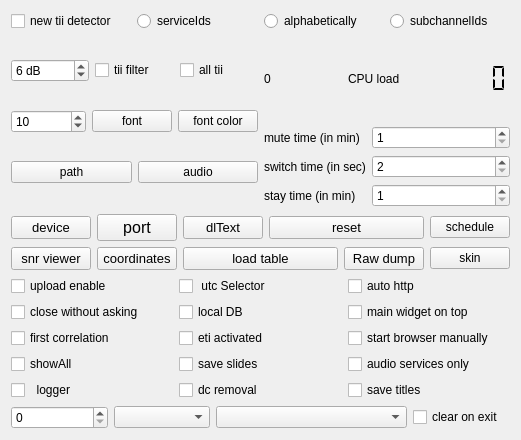
JvanKatwijk/qt-dab, file sources/main/forms-v7/config-helper.ui: the form before one commit.
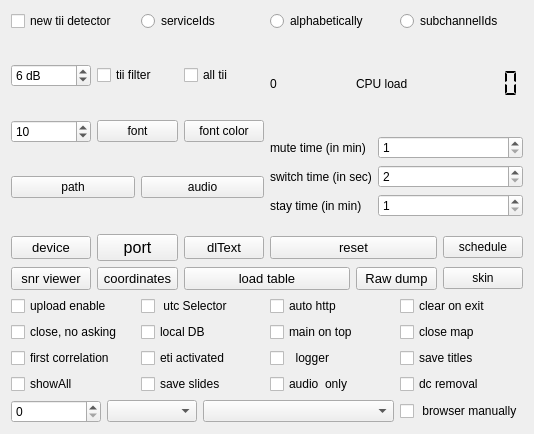
The form after the commit. Custom widgets are drawn as their Qt base class.

Commit message: experimental close of map

```diff
--- a/sources/main/forms-v7/config-helper.ui
+++ b/sources/main/forms-v7/config-helper.ui
@@ -6,8 +6,8 @@
    <rect>
     <x>0</x>
     <y>0</y>
-    <width>521</width>
-    <height>440</height>
+    <width>534</width>
+    <height>434</height>
    </rect>
   </property>
   <property name="windowTitle">
@@ -490,13 +490,20 @@
        </property>
       </widget>
      </item>
+     <item row="0" column="3">
+      <widget class="QCheckBox" name="clearScanList_selector">
+       <property name="text">
+        <string>clear on exit</string>
+       </property>
+      </widget>
+     </item>
      <item row="1" column="0">
       <widget class="QCheckBox" name="closeDirect_selector">
        <property name="toolTip">
         <string>&lt;html&gt;&lt;head/&gt;&lt;body&gt;&lt;p&gt;If you are bored with the explicit request to stop, touch this one, and stopping is direct&lt;/p&gt;&lt;/body&gt;&lt;/html&gt;</string>
        </property>
        <property name="text">
-        <string>close without asking</string>
+        <string>close, no asking</string>
        </property>
       </widget>
      </item>
@@ -516,7 +523,17 @@
         <string>&lt;html&gt;&lt;head/&gt;&lt;body&gt;&lt;p&gt;Set in the configuration whether or not the main widget should ALWAYS be op top. Note that setting will be applied the next time the program will start.&lt;/p&gt;&lt;p&gt;Note further that in Windows a problem may occur: a warning message might be invisible, hidden by the main widget op top.&lt;/p&gt;&lt;/body&gt;&lt;/html&gt;</string>
        </property>
        <property name="text">
-        <string>main widget on top</string>
+        <string>main on top</string>
+       </property>
+      </widget>
+     </item>
+     <item row="1" column="3">
+      <widget class="QCheckBox" name="close_mapHandler">
+       <property name="toolTip">
+        <string>&lt;html&gt;&lt;head/&gt;&lt;body&gt;&lt;p&gt;If this selector is set, then at stopping the map handler, a request is issued to close the map.&lt;/p&gt;&lt;/body&gt;&lt;/html&gt;</string>
+       </property>
+       <property name="text">
+        <string>close map</string>
        </property>
       </widget>
      </item>
@@ -541,12 +558,19 @@
       </widget>
      </item>
      <item row="2" column="2">
-      <widget class="QCheckBox" name="localBrowserSelector">
+      <widget class="QCheckBox" name="logger_selector">
        <property name="toolTip">
         <string>&lt;html&gt;&lt;head/&gt;&lt;body&gt;&lt;p&gt;Set in the configuration that on starting the http service a browser will have to be started manually. By default  browser starts automaticall when the http button is set. Effective immediately&lt;/p&gt;&lt;p&gt;&lt;br/&gt;&lt;/p&gt;&lt;/body&gt;&lt;/html&gt;</string>
        </property>
        <property name="text">
-        <string>start browser manually</string>
+        <string>  logger</string>
+       </property>
+      </widget>
+     </item>
+     <item row="2" column="3">
+      <widget class="QCheckBox" name="saveTitlesSelector">
+       <property name="text">
+        <string>save titles</string>
        </property>
       </widget>
      </item>
@@ -576,34 +600,17 @@
         <string>&lt;html&gt;&lt;head/&gt;&lt;body&gt;&lt;p&gt;Many ensembles contain both audio and data services (e.g. TPEG, EPG). If selected here, only audio services and  the EPG service if part of the ensemble will be shown in the services list&lt;/p&gt;&lt;/body&gt;&lt;/html&gt;</string>
        </property>
        <property name="text">
-        <string>audio services only</string>
+        <string>audio  only</string>
        </property>
       </widget>
      </item>
-     <item row="4" column="0">
-      <widget class="QCheckBox" name="logger_selector">
-       <property name="toolTip">
-        <string>&lt;html&gt;&lt;head/&gt;&lt;body&gt;&lt;p&gt;If set, a log file is maintained (as usual for windows in the folder in the home folder and for Linux in the directory /tmp in a folder/directory Qt-DAB-files) in a txt file :logFile.txt, in which activities such as selecting a device, channel, service, dump are written, preceded by the time of the activity.&lt;/p&gt;&lt;p&gt;The setting of the selector is maintained between program invocations.&lt;/p&gt;&lt;/body&gt;&lt;/html&gt;</string>
-       </property>
-       <property name="text">
-        <string>  logger</string>
-       </property>
-      </widget>
-     </item>
-     <item row="4" column="1">
+     <item row="3" column="3">
       <widget class="QCheckBox" name="dcRemoval">
        <property name="text">
         <string>dc removal</string>
        </property>
       </widget>
      </item>
-     <item row="4" column="2">
-      <widget class="QCheckBox" name="saveTitlesSelector">
-       <property name="text">
-        <string>save titles</string>
-       </property>
-      </widget>
-     </item>
     </layout>
    </item>
    <item>
@@ -636,9 +643,12 @@
       </widget>
      </item>
      <item>
-      <widget class="QCheckBox" name="clearScanList_selector">
+      <widget class="QCheckBox" name="localBrowserSelector">
+       <property name="toolTip">
+        <string>&lt;html&gt;&lt;head/&gt;&lt;body&gt;&lt;p&gt;Set in the configuration that on starting the http service a browser will have to be started manually. By default  browser starts automaticall when the http button is set. Effective immediately&lt;/p&gt;&lt;p&gt;&lt;br/&gt;&lt;/p&gt;&lt;/body&gt;&lt;/html&gt;</string>
+       </property>
        <property name="text">
-        <string>clear on exit</string>
+        <string> browser manually</string>
        </property>
       </widget>
      </item>
```
Left out of the diff: 2 changed lines with no effect on the pictures. The commit also changes 9 other files.
